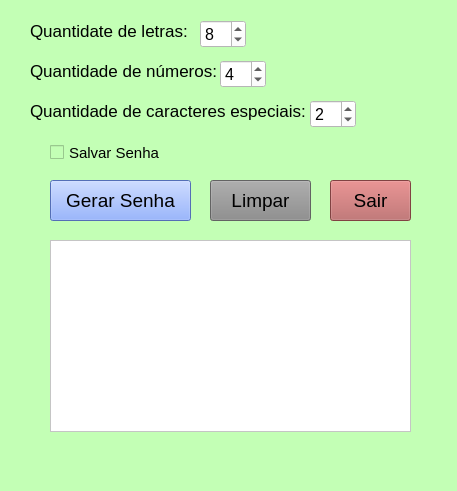
Before: the Qt Designer form ui/form.ui in sandenbergmelo/gerador-de-senhas-python, drawn with Qt 5.
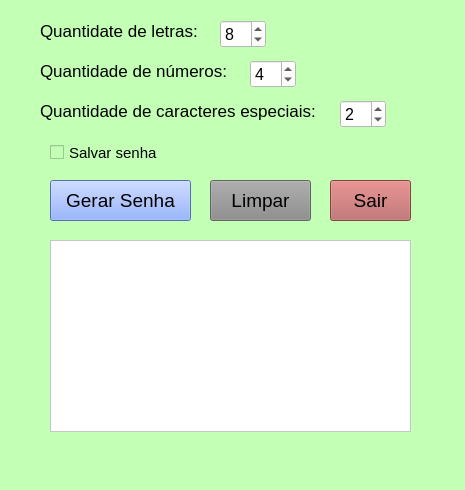
After: the same form once the commit is applied.

Commit message: Ajustada a posição dos itens

What changed in the file:
```diff
--- a/ui/form.ui
+++ b/ui/form.ui
@@ -6,8 +6,8 @@
    <rect>
     <x>0</x>
     <y>0</y>
-    <width>457</width>
-    <height>491</height>
+    <width>465</width>
+    <height>490</height>
    </rect>
   </property>
   <property name="windowTitle">
@@ -20,7 +20,7 @@
    <widget class="QLabel" name="label">
     <property name="geometry">
      <rect>
-      <x>30</x>
+      <x>40</x>
       <y>20</y>
       <width>169</width>
       <height>22</height>
@@ -38,7 +38,7 @@
    <widget class="QLabel" name="label_2">
     <property name="geometry">
      <rect>
-      <x>30</x>
+      <x>40</x>
       <y>60</y>
       <width>198</width>
       <height>22</height>
@@ -56,7 +56,7 @@
    <widget class="QLabel" name="label_3">
     <property name="geometry">
      <rect>
-      <x>30</x>
+      <x>40</x>
       <y>100</y>
       <width>293</width>
       <height>22</height>
@@ -92,13 +92,13 @@
      <string notr="true"/>
     </property>
     <property name="text">
-     <string>Salvar Senha</string>
+     <string>Salvar senha</string>
     </property>
    </widget>
    <widget class="QSpinBox" name="spinLetras">
     <property name="geometry">
      <rect>
-      <x>200</x>
+      <x>220</x>
       <y>20</y>
       <width>46</width>
       <height>28</height>
@@ -122,7 +122,7 @@
    <widget class="QSpinBox" name="spinNumeros">
     <property name="geometry">
      <rect>
-      <x>220</x>
+      <x>250</x>
       <y>60</y>
       <width>46</width>
       <height>28</height>
@@ -146,7 +146,7 @@
    <widget class="QSpinBox" name="spinCaracteres">
     <property name="geometry">
      <rect>
-      <x>310</x>
+      <x>340</x>
       <y>100</y>
       <width>46</width>
       <height>28</height>
```
Left out of the diff: 4 changed lines with no effect on the pictures.
